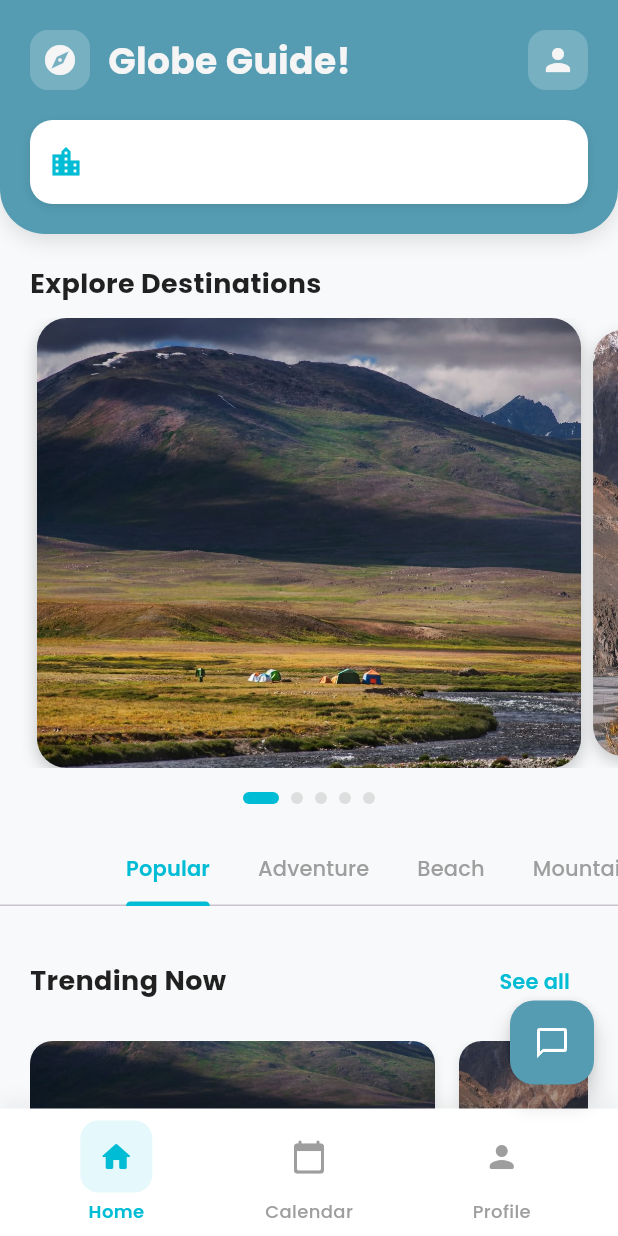
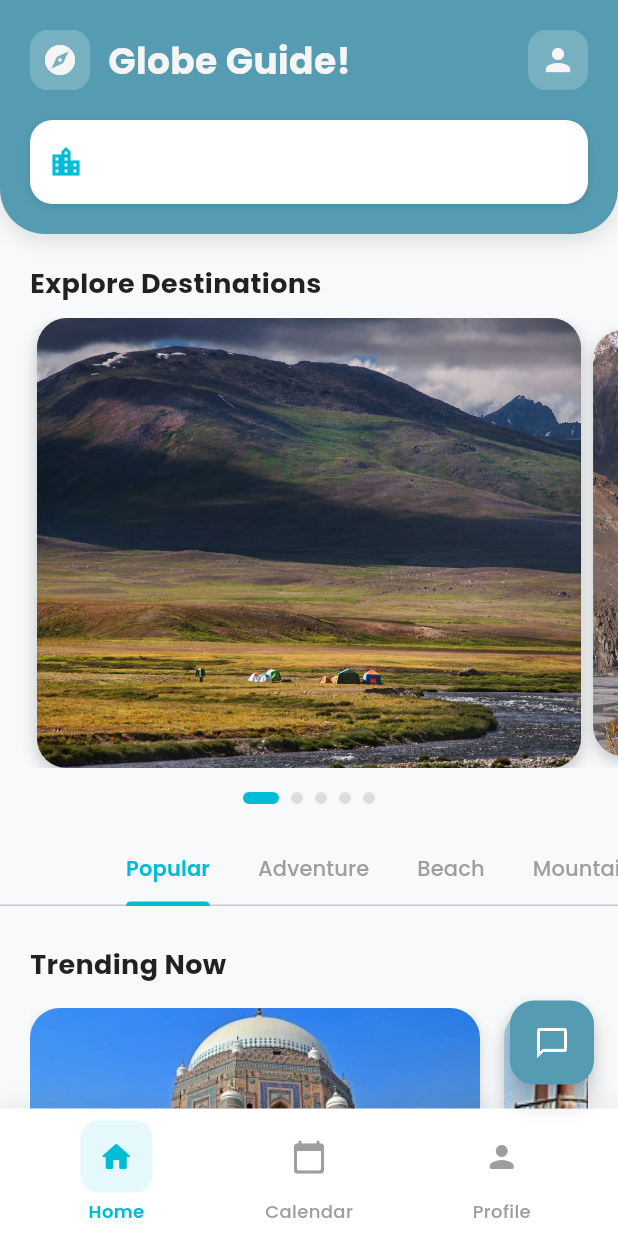
Before and after one commit to Mahad-Ghauri/Tour_guide-main, a Flutter app: the HomeScreen screen opened directly, on a phone screen of 412 x 824 dp. Run offline on Flutter 3.47's test engine with Material 3 defaults, Android fonts, the phone set to English and light mode, and no system bars; our stand-ins replace confetti, flutter_rating_bar, flutter_staggered_animations, flutter_tts, geolocator, google_fonts and 7 more; missing offline and left inert: flutter_google_places_sdk; accounts and stored records are empty; statements that could not run were skipped.

Commit message:
feat: Add new destination images and update HeroCarousel and TrendingSection for enhanced visual appeal
- Added multiple destination images to pubspec.yaml for new content.
- Updated HeroCarousel to utilize journeyCards for dynamic image loading.
- Refactored TrendingSection to display a list of trending destinations with improved layout and styling.
- Enhanced visual elements in TrendingSection for better user engagement.

```diff
--- a/lib/Components/hero_carousel.dart
+++ b/lib/Components/hero_carousel.dart
@@ -45,9 +45,10 @@ class _HeroCarouselState extends State<HeroCarousel> {
             height: 300,
             child: PageView.builder(
               controller: widget.pageController,
-              itemCount: widget.imageList.length,
+              itemCount: widget.journeyCards.length,
               onPageChanged: widget.onPageChanged,
               itemBuilder: (context, index) {
+                final destination = widget.journeyCards[index];
                 return AnimatedContainer(
                   duration: const Duration(milliseconds: 300),
                   margin: EdgeInsets.symmetric(
@@ -66,16 +67,11 @@ class _HeroCarouselState extends State<HeroCarousel> {
                   ),
                   child: ClipRRect(
                     borderRadius: BorderRadius.circular(20),
-                    child: Stack(
-                      fit: StackFit.expand,
-                      children: [
-                        Image.asset(
-                          widget.imageList[index],
-                          fit: BoxFit.cover,
-                          width: double.infinity,
-                          height: double.infinity,
-                        ),
-                      ],
+                    child: Image.asset(
+                      destination['image'],
+                      fit: BoxFit.cover,
+                      width: double.infinity,
+                      height: double.infinity,
                     ),
                   ),
                 );
@@ -86,7 +82,7 @@ class _HeroCarouselState extends State<HeroCarousel> {
           Row(
             mainAxisAlignment: MainAxisAlignment.center,
             children: List.generate(
-              widget.imageList.length,
+              widget.journeyCards.length,
               (index) => _buildDotIndicator(index),
             ),
           ),
--- a/lib/Components/trending_section.dart
+++ b/lib/Components/trending_section.dart
@@ -9,13 +9,53 @@ class TrendingSection extends StatelessWidget {
 
   @override
   Widget build(BuildContext context) {
+    final List<Map<String, dynamic>> trendingDestinations = [
+      {
+        'name': 'Tomb of  Shah Rukn-e-Alam',
+        'image': 'assets/images/destination1.jpg',
+      },
+      {
+        'name': 'Walled City Ghanta Ghar',
+        'image': 'assets/images/destination2.jpg',
+      },
+      {
+        'name': 'Shrine of Shah Yusuf Gardezi',
+        'image': 'assets/images/destination3.jpg',
+      },
+      {
+        'name': 'Khooni Burj',
+        'image': 'assets/images/destination4.jpg',
+      },
+      {
+        'name': 'Haram Gate',
+        'image': 'assets/images/destination5.jpg',
+      },
+      {
+        'name': 'Chaman Zar e Askari Park Multan',
+        'image': 'assets/images/destination6.jpg',
+      },
+      {
+        'name': 'Multan Arts Council',
+        'image': 'assets/images/destination7.jpg',
+      },
+      {
+        'name': 'DHA ZOO',
+        'image': 'assets/images/destination8.jpg',
+      },
+      {
+        'name': 'Kashmir Park DHA',
+        'image': 'assets/images/destination9.jpg',
+      },
+      {
+        'name': 'Mall of Multan',
+        'image': 'assets/images/destination10.jpg',
+      },
+    ];
+
     return Padding(
       padding: const EdgeInsets.symmetric(horizontal: 20, vertical: 10),
       child: Column(
         crossAxisAlignment: CrossAxisAlignment.start,
-        children: [
-          Row(
-            mainAxisAlignment: MainAxisAlignment.spaceBetween,
         children: [
           Text(
             "Trending Now",
@@ -25,46 +65,35 @@ class TrendingSection extends StatelessWidget {
               color: Colors.black87,
             ),
           ),
-              TextButton(
-                onPressed: () {},
-                child: Text(
-                  "See all",
-                  style: GoogleFonts.poppins(
-                    color: AppColors.primaryTeal,
-                    fontWeight: FontWeight.w600,
-                  ),
-                ),
-              ),
-            ],
-          ),
           const SizedBox(height: 16),
           SizedBox(
-            height: 110,
+            height: 180,
             child: ListView.builder(
               scrollDirection: Axis.horizontal,
               physics: const BouncingScrollPhysics(),
-              itemCount: journeyCards.length,
+              itemCount: trendingDestinations.length,
               itemBuilder: (context, index) {
-                final card = journeyCards[index];
+                final card = trendingDestinations[index];
                 return Container(
-                  width: 270,
+                  width: 300,
                   margin: const EdgeInsets.only(right: 16),
                   decoration: BoxDecoration(
-                    borderRadius: BorderRadius.circular(15),
+                    borderRadius: BorderRadius.circular(20),
                     boxShadow: [
                       BoxShadow(
-                        color: Colors.black.withOpacity(0.1),
-                        blurRadius: 5,
-                        offset: const Offset(0, 2),
+                        color: Colors.black.withOpacity(0.15),
+                        blurRadius: 8,
+                        offset: const Offset(0, 4),
                       ),
                     ],
                   ),
                   child: ClipRRect(
-                    borderRadius: BorderRadius.circular(15),
+                    borderRadius: BorderRadius.circular(20),
                     child: Stack(
+                      fit: StackFit.expand,
                       children: [
                         Image.asset(
-                          card['image']!,
+                          card['image'],
                           fit: BoxFit.cover,
                           width: double.infinity,
                           height: double.infinity,
@@ -76,26 +105,28 @@ class TrendingSection extends StatelessWidget {
                                 begin: Alignment.bottomCenter,
                                 end: Alignment.topCenter,
                                 colors: [
-                                  Colors.black.withOpacity(0.6),
+                                  Colors.black.withOpacity(0.7),
                                   Colors.transparent,
                                 ],
+                                stops: const [0.0, 0.6],
                               ),
                             ),
                           ),
                         ),
                         Positioned(
                           left: 16,
+                          right: 16,
                           bottom: 16,
                           child: Text(
-                            card['name']!,
+                            card['name'],
                             style: GoogleFonts.poppins(
                               color: Colors.white,
-                              fontSize: 16,
+                              fontSize: 18,
                               fontWeight: FontWeight.bold,
                               shadows: [
                                 Shadow(
                                   color: Colors.black.withOpacity(0.5),
-                                  blurRadius: 6,
+                                  blurRadius: 8,
                                 ),
                               ],
                             ),
```
Also changed, not shown: lib/Screens/home_screen.dart (+18 -1 lines), pubspec.yaml (+10 -0 lines), assets/images/destination1.jpg (added), assets/images/destination10.jpg (added), assets/images/destination2.jpg (added), assets/images/destination3.jpg (added), assets/images/destination4.jpg (added), assets/images/destination5.jpg (added), assets/images/destination6.jpg (added), assets/images/destination7.jpg (added), assets/images/destination8.jpg (added), assets/images/destination9.jpg (added). Lines whose indentation alone changed are shown as unchanged.
